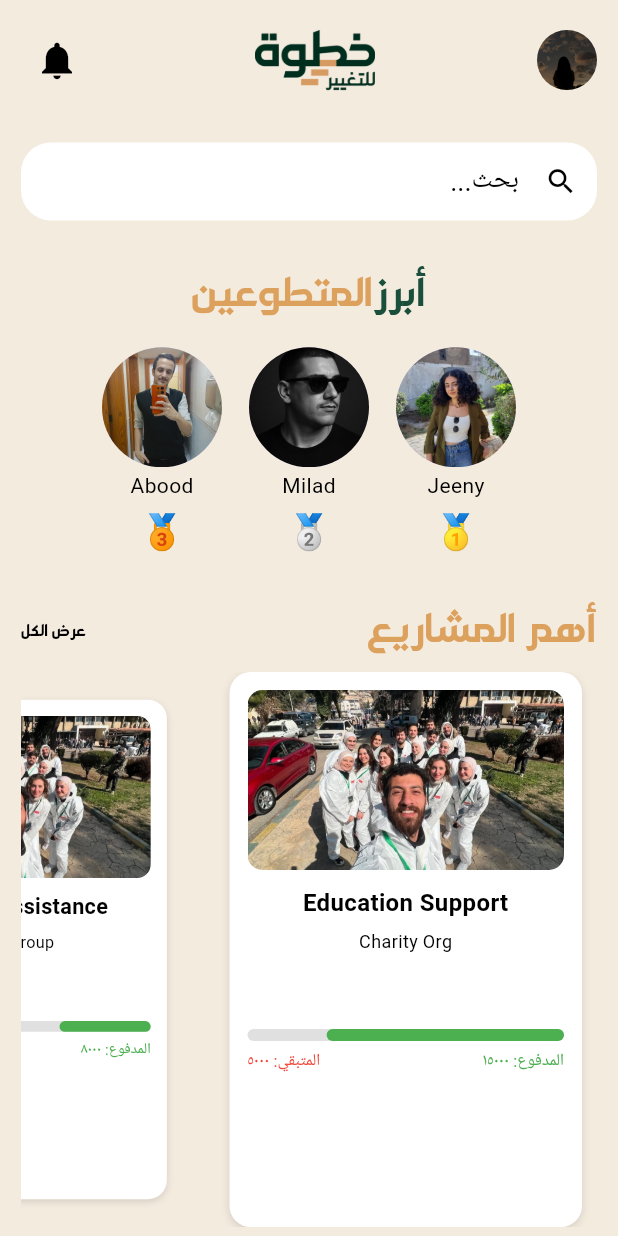
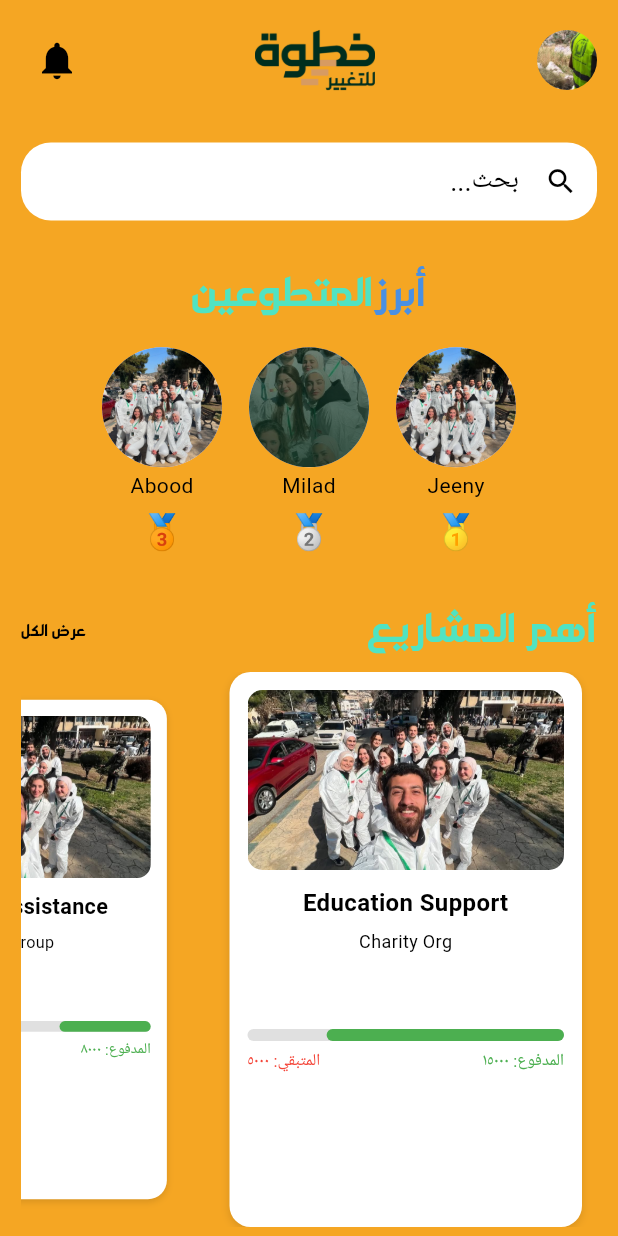
Before and after one commit to MiladnserSB/KHOTWA-Project, a Flutter app: the HomePageSupervisor screen opened directly, on a phone screen of 412 x 824 dp. Run offline on Flutter 3.47's test engine with Material 3 defaults, Android fonts, the phone set to English and light mode, and no system bars; our stand-ins replace buttons_tabbar, dio, dropdown_button2, flutter_map, flutter_otp_text_field, flutter_rating_bar and 8 more; missing offline and left inert: flag; accounts and stored records are empty; network calls fail; Roboto replaces fonts that are missing (._Acumin Variable Concept).

Commit message:
Pushing some colors

```diff
--- a/lib/Localizations/ArabicLocalization.dart
+++ b/lib/Localizations/ArabicLocalization.dart
@@ -41,7 +41,7 @@ class ArabicLocalization extends Translations {
       "Theme Changed": "تم تغيير النمط",
       "Language Changed": "تم تغيير اللغة",
       //HomePageVolunteer
-      "Khotwa": "خطوة",
+      "Khotwa": "درجة",
       "education support": "دعم التعليم",
       "refugee assistance": "مساعدة اللاجئين",
       "community water well": "بئر مياه المجتمع",
--- a/lib/Localizations/EnglishLocalization.dart
+++ b/lib/Localizations/EnglishLocalization.dart
@@ -39,7 +39,7 @@ class EnglishLocalization extends Translations {
       "Theme Changed": "Theme Changed",
       "Language Changed": "Language Changed",
       //HomePageVolunteer
-      "Khotwa": "Khotwa",
+      "Khotwa": "ٍStep",
       "education support": "Education Support",
       "refugee assistance": "Refugee Assistance",
       "community water well": "Community Water Well",
--- a/lib/service/volunteer_service.dart
+++ b/lib/service/volunteer_service.dart
@@ -531,6 +531,7 @@ Future<EventEvaluationsModel> submitEventFeedback(
 
 
 Future<List<dynamic>> getVolunteerLog({int? eventId}) async {
+  print(userID);
   try {
     final token = await _getToken();
     final response = await dio.get(
@@ -540,11 +541,11 @@ Future<List<dynamic>> getVolunteerLog({int? eventId}) async {
         headers: {
           'Accept': 'application/json',
           'Content-Type': 'application/json',
-          'Authorization': 'Bearer $token',
+          'Authorization': 'Bearer 11|rlOVAxsob1pHEmFLwZN87HGyZrhbGUIQVSF4gemAcc591461',
         },
       ),
     );
-
+print(response.data);
     return response.data['data'] ?? [];
   } on DioException catch (e) {
     throw Exception('Failed to load volunteer log: ${e.response?.statusCode} - ${e.response?.data}');
--- a/lib/shared/constants/base_url.dart
+++ b/lib/shared/constants/base_url.dart
@@ -2,5 +2,5 @@
 const baseUrl = 'https://engaging-welcome-cougar.ngrok-free.app';
 String currentLanguage="";
  String token="";
-int userID = -1;
-int roleID = 3;
+int userID = 27;
+int roleID = 2;
--- a/lib/shared/constants/colors.dart
+++ b/lib/shared/constants/colors.dart
@@ -1,14 +1,29 @@
+// import 'package:flutter/material.dart';
+
+
+// const Color primaryColor = Color.fromARGB(255, 26, 79, 60);
+// const Color secondaryColor = Color(0xFFDDA15E);
+// const Color textBlack = Color.fromARGB(255, 12, 25, 21);
+// const Color white = Colors.white;
+// const Color grey = Color(0xFF888888);
+
+// const Color thirdColor =Color(0xFFf4ebdf);
+
+// const Color fourthColor = Color.fromARGB(255, 9, 123, 81);
+// const Color fifth = const Color.fromARGB(255, 23, 53, 42);
+// const Color sixth =const Color.fromARGB(255, 82, 77, 77);
+
+
 import 'package:flutter/material.dart';
 
+// Fresh, bright, and approachable palette
+const Color primaryColor   = Color(0xFF4A90E2); // Bright blue → trust & positivity
+const Color secondaryColor = Color(0xFF50E3C2); // Teal green → growth & harmony
+const Color textBlack      = Color(0xFF2D2D2D); // Softer dark gray for readability
+const Color white          = Colors.white;      // Keep white for backgrounds
+const Color grey           = Color(0xFF9E9E9E); // Neutral mid-gray for hints/labels
 
-const Color primaryColor = Color.fromARGB(255, 26, 79, 60);
-const Color secondaryColor = Color(0xFFDDA15E);
-const Color textBlack = Color.fromARGB(255, 12, 25, 21);
-const Color white = Colors.white;
-const Color grey = Color(0xFF888888);
-
-const Color thirdColor =Color(0xFFf4ebdf);
-
-const Color fourthColor = Color.fromARGB(255, 9, 123, 81);
-const Color fifth = const Color.fromARGB(255, 23, 53, 42);
-const Color sixth =const Color.fromARGB(255, 82, 77, 77);
+const Color thirdColor     = Color(0xFFF5A623); // Warm amber → energy, highlight
+const Color fourthColor    = Color(0xFF7ED321); // Fresh green → volunteering & help
+const Color fifth          = Color(0xFF34495E); // Deep slate blue → stability
+const Color sixth          = Color(0xFFBDC3C7); // Light silver gray → soft neutral
--- a/lib/view/Home_Page/Home_Page/Home_Page_Volunteer.dart
+++ b/lib/view/Home_Page/Home_Page/Home_Page_Volunteer.dart
@@ -64,12 +64,12 @@ class _HomePageVolunteerState extends State<HomePageVolunteer> {
   );
 
   final List<Map<String, String>> personList = [
-    {"name": "Jeeny", "role": "Admin", "image": 'assets/images/jeeny.jpg'},
-    {"name": "Milad", "role": "Advisor", "image": 'assets/images/Milad.jpg'},
+    {"name": "Jeeny", "role": "Admin", "image": 'assets/images/new.jpg'},
+    {"name": "Milad", "role": "Advisor", "image": 'assets/images/Intro.png'},
     {
       "name": "Abood",
       "role": "Serinan",
-      "image": 'assets/images/photo_2025-09-07_23-25-37.jpg',
+      "image": 'assets/images/new.jpg',
     },
   ];
 
--- a/lib/view/Home_Page/Home_Page/Home_page_Supervisor.dart
+++ b/lib/view/Home_Page/Home_Page/Home_page_Supervisor.dart
@@ -93,12 +93,12 @@ class _HomePageSupervisorState extends State<HomePageSupervisor> {
   );
 
   final List<Map<String, String>> personList = [
-    {"name": "Jeeny", "role": "Admin", "image": 'assets/images/jeeny.jpg'},
-    {"name": "Milad", "role": "Advisor", "image": 'assets/images/Milad.jpg'},
+   {"name": "Jeeny", "role": "Admin", "image": 'assets/images/new.jpg'},
+    {"name": "Milad", "role": "Advisor", "image": 'assets/images/Intro.png'},
     {
       "name": "Abood",
       "role": "Serinan",
-      "image": 'assets/images/photo_2025-09-07_23-25-37.jpg',
+      "image": 'assets/images/new.jpg',
     },
   ];
 
@@ -163,7 +163,7 @@ class _HomePageSupervisorState extends State<HomePageSupervisor> {
                     },
                    child: ClipOval(
                       child: Image.asset(
-                        'assets/images/profile1.jpg',
+                        'assets/images/image.png',
                         width: 40,
                         height: 40,
                         fit: BoxFit.cover,
--- a/lib/view/event_and_projects/event_details/event_details_page.dart
+++ b/lib/view/event_and_projects/event_details/event_details_page.dart
@@ -24,8 +24,7 @@ class EventDetailsPage extends StatefulWidget {
 
 class _EventDetailsPageState extends State<EventDetailsPage> {
   late VolunteerController volunteerController;
-
-  // final VisitorController visitorController = Get.find<VisitorController>();
+  late VisitorController visitorController;
   final TextEditingController _commentController = TextEditingController();
   int _selectedRating = 0;
 
@@ -35,7 +34,7 @@ class _EventDetailsPageState extends State<EventDetailsPage> {
     if (roleID != -1){
      volunteerController= Get.find<VolunteerController>();
       volunteerController.fetchEventFeedback(widget.event.id);
-  }
+  }else{visitorController= Get.find<VisitorController>();}
   }
   @override
   Widget build(BuildContext context) {
```
Also changed, not shown: lib/controller/donner_controller.dart (+6 -6 lines), lib/controller/volunteer_controller.dart (+20 -20 lines), lib/view/Home_Page/Home_Page/Home_Page_Donor.dart (+4 -4 lines), lib/view/Home_Page/Home_Page/Home_Page_Visitor.dart (+4 -4 lines).
